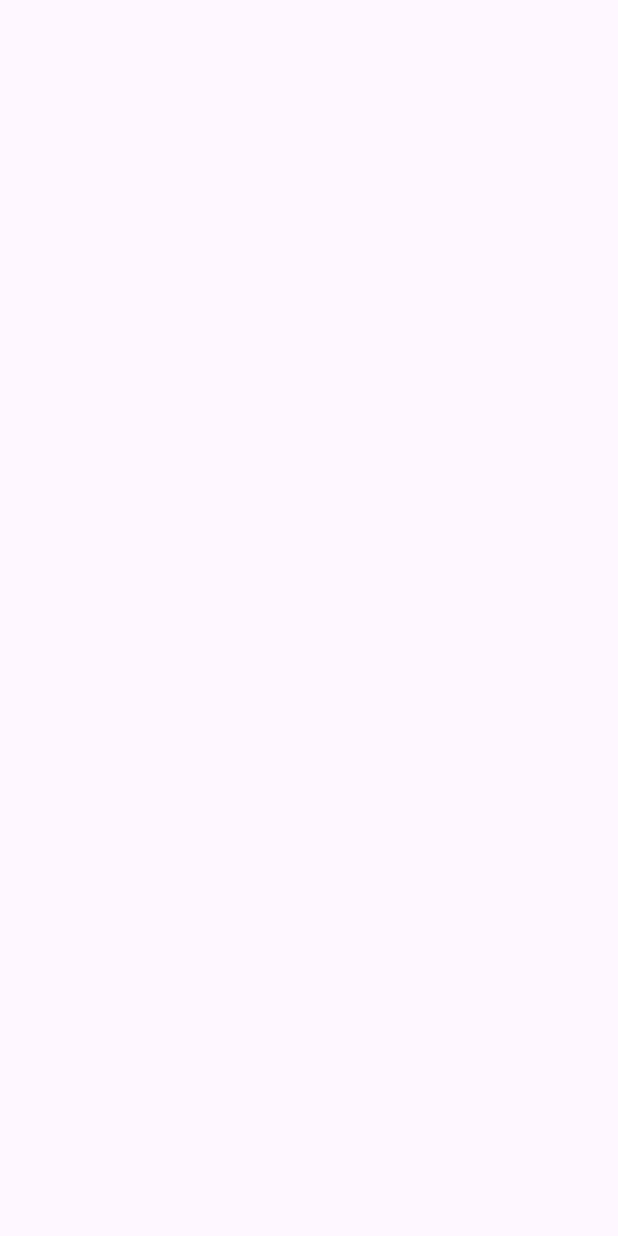
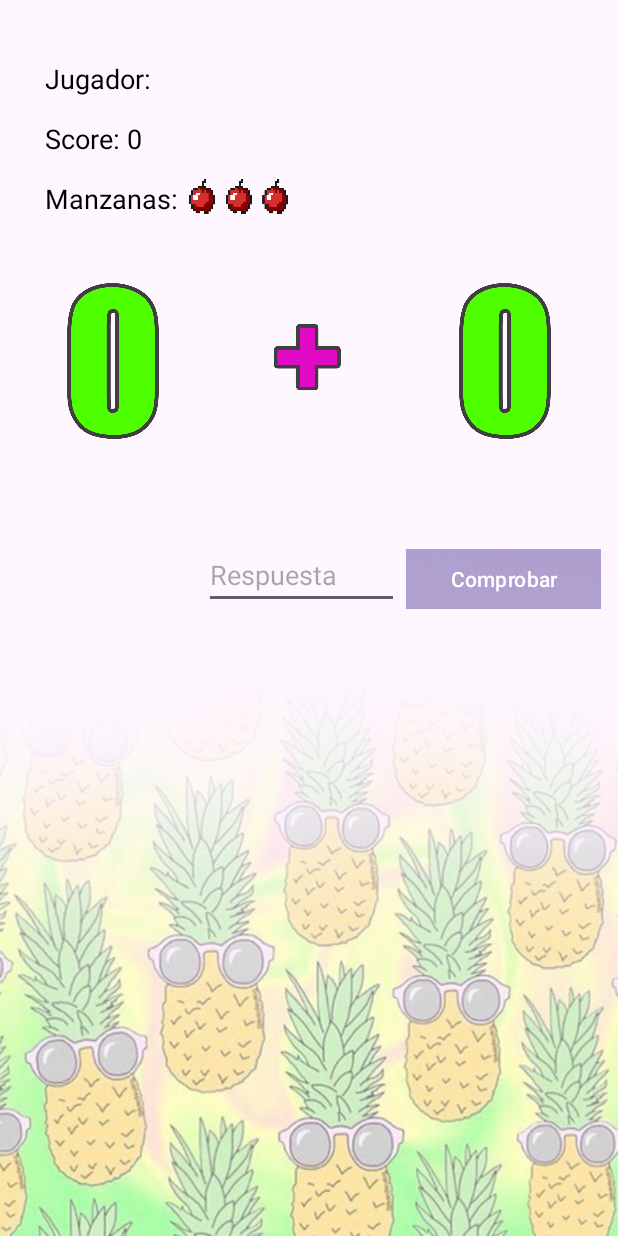
Before and after one commit to KennethEvolves/fruti-app, an Android app: the MainActivity_Nivel1 screen opened directly, with no data from a screen before it, on a phone screen of 412 x 824 dp. Before the commit the screen is empty. Run offline under Robolectric (Android 15) with nearby library versions, the phone set to English and light mode, and no system bars.

Commit message:
Seven commit: Diseño del Activity Nivel 1

```diff
--- a/app/src/main/java/com/example/frutiapp/MainActivity.java
+++ b/app/src/main/java/com/example/frutiapp/MainActivity.java
@@ -96,8 +96,8 @@ public class MainActivity extends AppCompatActivity {
         }
     }
 
-//    @Override
-//    public void onBackPressed() {
-//        super.onBackPressed();
-//    }
+      @Override
+      public void onBackPressed() {
+          super.onBackPressed();
+      }
 }
--- a/app/src/main/res/layout/activity_main_nivel1.xml
+++ b/app/src/main/res/layout/activity_main_nivel1.xml
@@ -1,10 +1,118 @@
 <?xml version="1.0" encoding="utf-8"?>
-<androidx.constraintlayout.widget.ConstraintLayout xmlns:android="http://schemas.android.com/apk/res/android"
+<RelativeLayout xmlns:android="http://schemas.android.com/apk/res/android"
     xmlns:app="http://schemas.android.com/apk/res-auto"
     xmlns:tools="http://schemas.android.com/tools"
     android:id="@+id/main"
     android:layout_width="match_parent"
     android:layout_height="match_parent"
+    android:background="@drawable/wallpaperprincipal"
     tools:context=".MainActivity_Nivel1">
 
-</androidx.constraintlayout.widget.ConstraintLayout>
+    <TextView
+        android:id="@+id/textView_nombre"
+        android:layout_width="wrap_content"
+        android:layout_height="wrap_content"
+        android:layout_alignParentStart="true"
+        android:layout_alignParentTop="true"
+        android:layout_marginStart="30dp"
+        android:layout_marginTop="40dp"
+        android:text="@string/jugador_nombre"
+        android:textColor="@color/design_default_color_on_secondary"
+        android:textSize="18sp" />
+
+    <TextView
+        android:id="@+id/textView_score"
+        android:layout_width="wrap_content"
+        android:layout_height="wrap_content"
+        android:layout_below="@+id/textView_nombre"
+        android:layout_alignParentStart="true"
+        android:layout_marginStart="30dp"
+        android:layout_marginTop="15dp"
+        android:text="@string/total_score"
+        android:textColor="@color/design_default_color_on_secondary"
+        android:textSize="18sp" />
+
+    <TextView
+        android:id="@+id/textView_Manzanas"
+        android:layout_width="wrap_content"
+        android:layout_height="wrap_content"
+        android:layout_below="@+id/textView_score"
+        android:layout_alignParentStart="true"
+        android:layout_marginStart="30dp"
+        android:layout_marginTop="15dp"
+        android:text="@string/et_vidas"
+        android:textColor="@color/design_default_color_on_secondary"
+        android:textSize="18sp" />
+
+    <ImageView
+        android:id="@+id/imageView_vidas"
+        android:layout_width="80dp"
+        android:layout_height="25dp"
+        android:layout_alignParentTop="true"
+        android:layout_alignParentEnd="true"
+        android:layout_marginStart="1dp"
+        android:layout_marginTop="117dp"
+        android:layout_marginEnd="213dp"
+        android:layout_toEndOf="@+id/textView_Manzanas"
+        android:contentDescription="@string/app_name"
+        app:srcCompat="@drawable/tresvidas" />
+
+    <ImageView
+        android:id="@+id/imageView_NumUno"
+        android:layout_width="120dp"
+        android:layout_height="120dp"
+        android:layout_alignParentStart="true"
+        android:layout_alignParentTop="true"
+        android:layout_marginStart="15dp"
+        android:layout_marginTop="180dp"
+        android:contentDescription="@string/app_name"
+        app:srcCompat="@drawable/cero" />
+
+    <ImageView
+        android:id="@+id/imageView_signo"
+        android:layout_width="120dp"
+        android:layout_height="120dp"
+        android:layout_alignParentStart="true"
+        android:layout_alignParentTop="true"
+        android:layout_alignParentEnd="true"
+        android:layout_marginStart="145dp"
+        android:layout_marginTop="180dp"
+        android:layout_marginEnd="145dp"
+        android:contentDescription="@string/app_name"
+        app:srcCompat="@drawable/adicion" />
+
+    <ImageView
+        android:id="@+id/imageView_NumDos"
+        android:layout_width="120dp"
+        android:layout_height="120dp"
+        android:layout_alignParentTop="true"
+        android:layout_alignParentEnd="true"
+        android:layout_marginTop="180dp"
+        android:layout_marginEnd="15dp"
+        android:contentDescription="@string/app_name"
+        app:srcCompat="@drawable/cero" />
+
+    <EditText
+        android:id="@+id/editText_resultado"
+        android:layout_width="130dp"
+        android:layout_height="40dp"
+        android:layout_below="@+id/imageView_signo"
+        android:layout_alignParentEnd="true"
+        android:layout_marginTop="66dp"
+        android:layout_marginEnd="146dp"
+        android:ems="10"
+        android:hint="@string/et_respuesta"
+        android:inputType="number" />
+
+    <Button
+        android:id="@+id/button2"
+        android:layout_width="130dp"
+        android:layout_height="40dp"
+        android:layout_below="@+id/imageView_NumDos"
+        android:layout_alignParentEnd="true"
+        android:layout_marginTop="66dp"
+        android:layout_marginEnd="11dp"
+        android:background="@drawable/fondoboton"
+        android:text="@string/boton_sumar"
+        android:textColor="@color/design_default_color_on_primary" />
+</RelativeLayout>
--- a/app/src/main/res/values/strings.xml
+++ b/app/src/main/res/values/strings.xml
@@ -2,4 +2,11 @@
     <string name="app_name">Frutiapp</string>
     <string name="et_nombre">¿Cómo te llamas?</string>
     <string name="boton">JUGAR</string>
+
+    <string name="et_vidas">Manzanas: </string>
+    <string name="jugador_nombre">Jugador:</string>
+    <string name="total_score">Score: 0</string>
+    <string name="boton_sumar">Comprobar</string>
+    <string name="et_respuesta">Respuesta</string>
+
 </resources>
```
